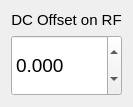
Qt form lattice/clients/qtui/dconrf.ui (HaeffnerLab/HaeffnerLabLattice) before a commit.
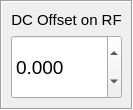
The same form after that commit.

What changed in the file:
```diff
--- a/lattice/clients/qtui/dconrf.ui
+++ b/lattice/clients/qtui/dconrf.ui
@@ -7,7 +7,7 @@
     <x>0</x>
     <y>0</y>
     <width>126</width>
-    <height>107</height>
+    <height>110</height>
    </rect>
   </property>
   <property name="maximumSize">
@@ -20,6 +20,21 @@
    <string>Form</string>
   </property>
   <layout class="QVBoxLayout" name="verticalLayout">
+   <property name="spacing">
+    <number>0</number>
+   </property>
+   <property name="margin">
+    <number>0</number>
+   </property>
+   <item>
+    <widget class="QFrame" name="frame">
+     <property name="frameShape">
+      <enum>QFrame::Box</enum>
+     </property>
+     <property name="frameShadow">
+      <enum>QFrame::Sunken</enum>
+     </property>
+     <layout class="QVBoxLayout" name="verticalLayout_2">
    <item>
     <widget class="QLabel" name="label">
      <property name="sizePolicy">
@@ -81,6 +96,9 @@
      <property name="singleStep">
       <double>0.001000000000000</double>
      </property>
+       </widget>
+      </item>
+     </layout>
     </widget>
    </item>
   </layout>
```
Lines whose indentation alone changed are shown as unchanged.
